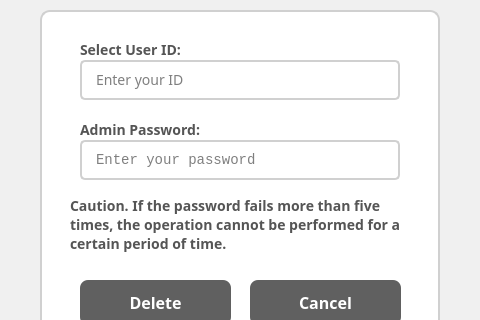
First picture: the form in ui/Settings/AccountDeleteViewWindow.ui, repository eguruno1/calth_reader, before the edit; both pictures show x 272 to 752 and y 115 to 435 of the 1024 by 600 pixel window.
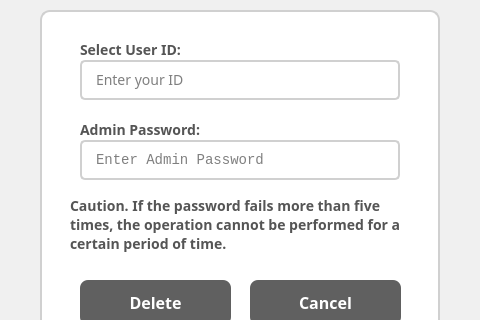
Second picture: the form after the edit. Icons and pictures are not drawn.

```diff
--- a/ui/Settings/AccountDeleteViewWindow.ui
+++ b/ui/Settings/AccountDeleteViewWindow.ui
@@ -547,7 +547,7 @@
       <enum>QLineEdit::Password</enum>
      </property>
      <property name="placeholderText">
-      <string>Enter your password</string>
+      <string>Enter Admin Password</string>
      </property>
     </widget>
     <widget class="QPushButton" name="pushButton_delete">
```
